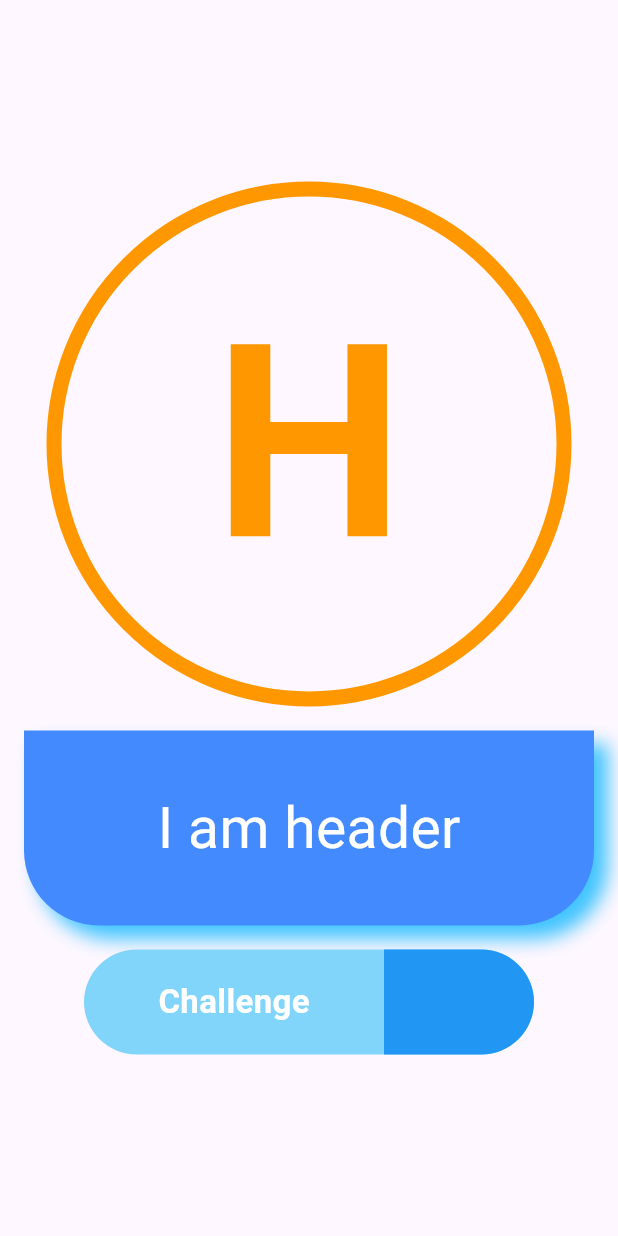
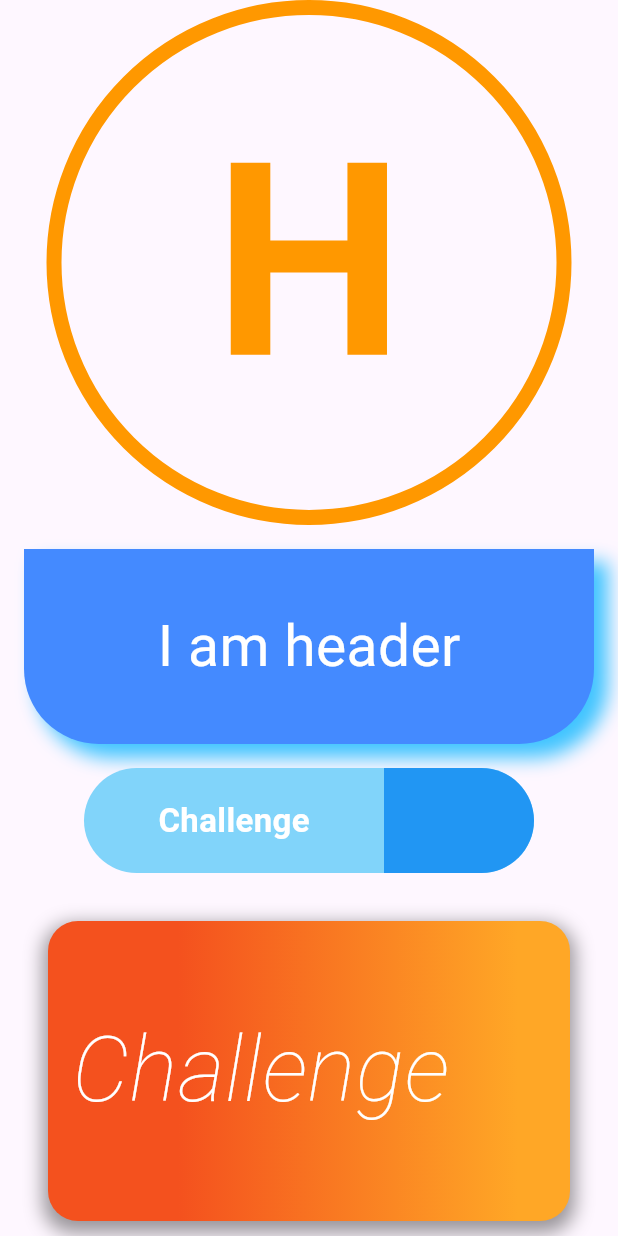
Before and after one commit to fr4nsgallegos/futureAppG13, a Flutter app: the screen it shows after launch, on a phone screen of 412 x 824 dp. Run offline on Flutter 3.47's test engine with Material 3 defaults, Android fonts, the phone set to English and light mode, and no system bars.

Commit message:
gradiente en container

```diff
--- a/lib/pages/desafios_container_page.dart
+++ b/lib/pages/desafios_container_page.dart
@@ -93,6 +93,42 @@ class DesafiosContainerPage extends StatelessWidget {
     );
   }
 
+  Widget _buildDegrade() {
+    return Container(
+      padding: EdgeInsets.all(16),
+      margin: EdgeInsets.all(32),
+      width: double.infinity,
+      height: 200,
+      alignment: Alignment.centerLeft,
+      decoration: BoxDecoration(
+        gradient: LinearGradient(
+          colors: [Colors.deepOrange.shade600, Colors.orange.shade400],
+          begin: Alignment.centerLeft,
+          end: Alignment.centerRight,
+          stops: [0.25, 0.9],
+        ),
+        borderRadius: BorderRadius.circular(20),
+        boxShadow: [
+          BoxShadow(
+            color: Colors.black.withOpacity(0.4),
+            spreadRadius: 3,
+            blurRadius: 10,
+            offset: Offset(0, 5),
+          ),
+        ],
+      ),
+      child: Text(
+        'Challenge',
+        style: TextStyle(
+          color: Colors.white,
+          fontSize: 60,
+          fontWeight: FontWeight.w200,
+          fontStyle: FontStyle.italic,
+        ),
+      ),
+    );
+  }
+
   @override
   Widget build(BuildContext context) {
     return SafeArea(
@@ -101,7 +137,12 @@ class DesafiosContainerPage extends StatelessWidget {
           child: SingleChildScrollView(
             child: Column(
               mainAxisAlignment: MainAxisAlignment.center,
-              children: [_buildCircleH(), _drawHeader(), _buildChallenge3()],
+              children: [
+                _buildCircleH(),
+                _drawHeader(),
+                _buildChallenge3(),
+                _buildDegrade(),
+              ],
             ),
           ),
         ),
```
